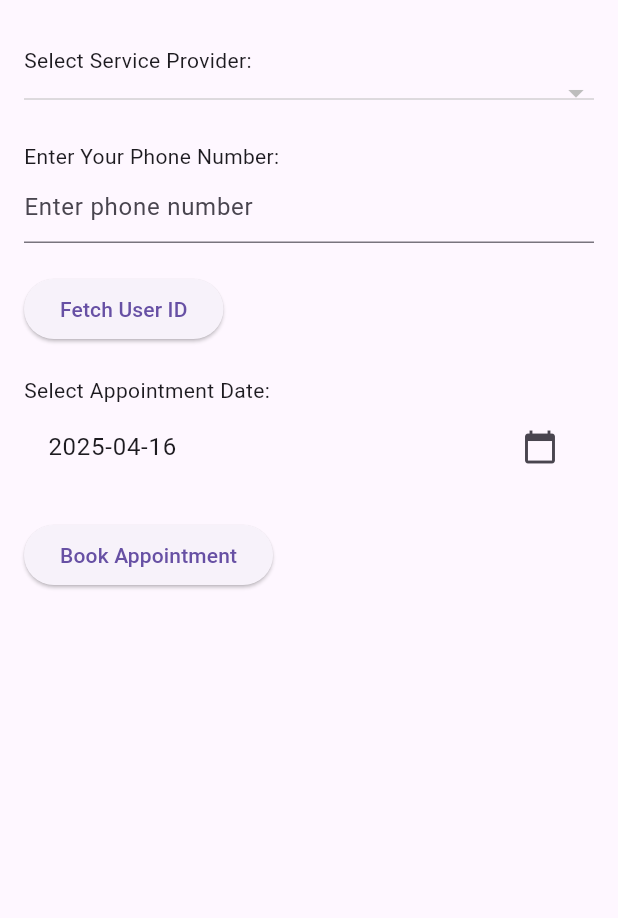
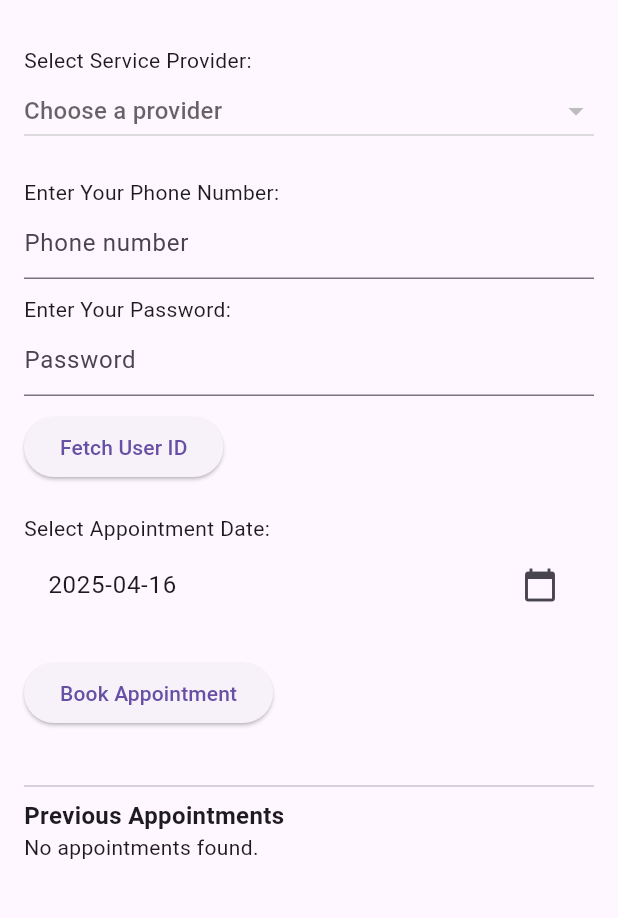
Before and after one commit to kofiobuomagyare/booking_flutter, a Flutter app: the BookingScreen screen opened directly, after a tap on "Fetch User ID", on a phone screen of 412 x 824 dp, the part 63-981 px from its top. Run offline on Flutter 3.47's test engine with Material 3 defaults, Android fonts, the phone set to English and light mode, and no system bars; our stand-ins replace device_info_plus, flutter_screenutil, geocoding, geolocator, google_maps_flutter, hugeicons and 3 more; accounts and stored records are empty; network calls fail.

Commit message:
Refactor booking and profile screens; enhance user authentication and appointment management
- Updated BookingScreen to include password input for user authentication.
- Modified fetchUserId method to validate user credentials using phone number and password.
- Added functionality to fetch user appointments and display them in a list.
- Refactored ProfilePage to include a login form for user authentication.
- Implemented user login logic and profile fetching based on user ID.
- Improved error handling and user feedback through SnackBars.
- Updated service provider fetching URLs in SearchScreen.
- Added dispose method in SplashScreen to clean up resources.

```diff
--- a/lib/Screens/booking.dart
+++ b/lib/Screens/booking.dart
@@ -1,5 +1,3 @@
-// ignore_for_file: use_super_parameters, library_private_types_in_public_api
-
 import 'dart:convert';
 import 'package:flutter/material.dart';
 import 'package:http/http.dart' as http;
@@ -7,7 +5,6 @@ import 'package:http/http.dart' as http;
 class BookingScreen extends StatefulWidget {
   final String token;
 
-  // Constructor that accepts the token
   const BookingScreen({Key? key, required this.token}) : super(key: key);
 
   @override
@@ -20,10 +17,20 @@ class _BookingScreenState extends State<BookingScreen> {
   String userId = '';
   DateTime selectedDate = DateTime.now();
   String phoneNumber = '';
+  String password = '';
+  List<dynamic> userAppointments = [];
+
+  @override
+  void initState() {
+    super.initState();
+    fetchServiceProviders();
+  }
 
   // Fetch all service providers
   Future<void> fetchServiceProviders() async {
-    final response = await http.get(Uri.parse('https://salty-citadel-42862-262ec2972a46.herokuapp.com/api/providers/all'));
+    final response = await http.get(Uri.parse(
+        'https://salty-citadel-42862-262ec2972a46.herokuapp.com/api/providers/all'));
+
     if (response.statusCode == 200 || response.statusCode == 201) {
       setState(() {
         serviceProviders = json.decode(response.body);
@@ -33,29 +40,34 @@ class _BookingScreenState extends State<BookingScreen> {
     }
   }
 
-  // Fetch user ID using the phone number
-  // Fetch user ID using the phone number
+  // Fetch user ID using phone and password
   Future<void> fetchUserId() async {
-  final response = await http.get(
-    Uri.parse('https://salty-citadel-42862-262ec2972a46.herokuapp.com/api/users/findUserIdByPhone?phone=$phoneNumber'),
-  );
-  if (response.statusCode == 200) {
-    final Map<String, dynamic> data = json.decode(response.body); // Decode the JSON response
+    final response = await http.get(Uri.parse(
+        'https://salty-citadel-42862-262ec2972a46.herokuapp.com/api/users/findUserIdByPhoneNumberAndPassword?phoneNumber=$phoneNumber&password=$password'));
+
+    if (response.statusCode == 200 || response.statusCode == 201) {
+      final data = json.decode(response.body);
       setState(() {
-      userId = data['user_id']; // Extract the 'user_id' from the response
+        userId = data['user_id'];
       });
+      ScaffoldMessenger.of(context)
+          .showSnackBar(SnackBar(content: Text('User ID fetched successfully')));
+      fetchUserAppointments();
     } else {
       setState(() {
         userId = '';
+        userAppointments = [];
       });
-    ScaffoldMessenger.of(context).showSnackBar(SnackBar(content: Text('User not found')));
+      ScaffoldMessenger.of(context)
+          .showSnackBar(SnackBar(content: Text('User not found')));
     }
   }
 
-  // Create an appointment
+  // Book an appointment
   Future<void> createAppointment() async {
     if (userId.isEmpty) {
-      ScaffoldMessenger.of(context).showSnackBar(SnackBar(content: Text('Please enter a valid phone number')));
+      ScaffoldMessenger.of(context).showSnackBar(
+          SnackBar(content: Text('Please enter valid credentials')));
       return;
     }
 
@@ -67,37 +79,56 @@ Future<void> fetchUserId() async {
     };
 
     final response = await http.post(
-      Uri.parse('https://salty-citadel-42862-262ec2972a46.herokuapp.com/api/appointments/create'),
+      Uri.parse(
+          'https://salty-citadel-42862-262ec2972a46.herokuapp.com/api/appointments/create'),
       headers: {'Content-Type': 'application/json'},
       body: json.encode(appointment),
     );
 
-    if (response.statusCode == 200) {
-      ScaffoldMessenger.of(context).showSnackBar(SnackBar(content: Text('Appointment created successfully!')));
+    if (response.statusCode == 201 || response.statusCode == 200) {
+      ScaffoldMessenger.of(context).showSnackBar(
+          SnackBar(content: Text('Appointment created successfully')));
+      fetchUserAppointments(); // Refresh list
     } else {
-      ScaffoldMessenger.of(context).showSnackBar(SnackBar(content: Text('Failed to create appointment')));
+      ScaffoldMessenger.of(context).showSnackBar(
+          SnackBar(content: Text('Failed to create appointment')));
     }
   }
 
-  @override
-  void initState() {
-    super.initState();
-    fetchServiceProviders();
+  // Fetch all appointments by this user
+  Future<void> fetchUserAppointments() async {
+    final response = await http.get(
+      Uri.parse(
+          'https://salty-citadel-42862-262ec2972a46.herokuapp.com/api/appointments/all'),
+    );
+
+    if (response.statusCode == 200) {
+      List<dynamic> allAppointments = json.decode(response.body);
+      List<dynamic> filtered = allAppointments
+          .where((appt) => appt['user_id'].toString() == userId)
+          .toList();
+
+      setState(() {
+        userAppointments = filtered;
+      });
+    }
   }
 
   @override
   Widget build(BuildContext context) {
     return Scaffold(
       appBar: AppBar(title: Text('Booking')),
-      body: Padding(
-        padding: const EdgeInsets.all(16.0),
+      body: SingleChildScrollView(
+        padding: const EdgeInsets.all(16),
         child: Column(
           crossAxisAlignment: CrossAxisAlignment.start,
           children: [
             Text('Select Service Provider:'),
             DropdownButton<String>(
               isExpanded: true,
-              value: selectedServiceProviderId.isNotEmpty ? selectedServiceProviderId : null,
+              value:
+                  selectedServiceProviderId.isNotEmpty ? selectedServiceProviderId : null,
+              hint: Text("Choose a provider"),
               onChanged: (newValue) {
                 setState(() {
                   selectedServiceProviderId = newValue!;
@@ -114,14 +145,17 @@ Future<void> fetchUserId() async {
             Text('Enter Your Phone Number:'),
             TextField(
               keyboardType: TextInputType.phone,
-              onChanged: (value) {
-                setState(() {
-                  phoneNumber = value;
-                });
-              },
-              decoration: InputDecoration(hintText: 'Enter phone number'),
+              onChanged: (value) => phoneNumber = value,
+              decoration: InputDecoration(hintText: 'Phone number'),
             ),
-            SizedBox(height: 20),
+            SizedBox(height: 10),
+            Text('Enter Your Password:'),
+            TextField(
+              obscureText: true,
+              onChanged: (value) => password = value,
+              decoration: InputDecoration(hintText: 'Password'),
+            ),
+            SizedBox(height: 10),
             ElevatedButton(
               onPressed: fetchUserId,
               child: Text('Fetch User ID'),
@@ -132,16 +166,17 @@ Future<void> fetchUserId() async {
               title: Text("${selectedDate.toLocal()}".split(' ')[0]),
               trailing: Icon(Icons.calendar_today),
               onTap: () async {
-                final DateTime? picked = await showDatePicker(
+                final picked = await showDatePicker(
                   context: context,
                   initialDate: selectedDate,
-                  firstDate: DateTime(2000),
+                  firstDate: DateTime.now(),
                   lastDate: DateTime(2101),
                 );
-                if (picked != null && picked != selectedDate)
+                if (picked != null && picked != selectedDate) {
                   setState(() {
                     selectedDate = picked;
                   });
+                }
               },
             ),
             SizedBox(height: 20),
@@ -149,6 +184,28 @@ Future<void> fetchUserId() async {
               onPressed: createAppointment,
               child: Text('Book Appointment'),
             ),
+            SizedBox(height: 30),
+            Divider(),
+            Text(
+              'Previous Appointments',
+              style: TextStyle(fontWeight: FontWeight.bold, fontSize: 16),
+            ),
+            userAppointments.isEmpty
+                ? Text('No appointments found.')
+                : ListView.builder(
+                    shrinkWrap: true,
+                    physics: NeverScrollableScrollPhysics(),
+                    itemCount: userAppointments.length,
+                    itemBuilder: (context, index) {
+                      final appt = userAppointments[index];
+                      return ListTile(
+                        leading: Icon(Icons.event_note),
+                        title: Text('Provider ID: ${appt['service_provider_id']}'),
+                        subtitle: Text(
+                            'Date: ${appt['appointmentDate']}\nStatus: ${appt['status']}'),
+                      );
+                    },
+                  ),
           ],
         ),
       ),
--- a/lib/Screens/search_page.dart
+++ b/lib/Screens/search_page.dart
@@ -59,8 +59,8 @@ class _SearchScreenState extends State<SearchScreen> {
   Future<void> fetchServiceProviders([String? category]) async {
     setState(() => _isLoading = true);
     final Uri url = category == null || category == 'All'
-        ? Uri.parse('https://salty-citadel-42862-262ec2972a46.herokuapp.com/api/service_providers/all') // adjust accordingly
-        : Uri.parse('https://salty-citadel-42862-262ec2972a46.herokuapp.com/api/service_providers/service_type?serviceTypes=$category');
+        ? Uri.parse('https://salty-citadel-42862-262ec2972a46.herokuapp.com/api/providers/all') // adjust accordingly
+        : Uri.parse('https://salty-citadel-42862-262ec2972a46.herokuapp.com/api/providers/service_type?serviceTypes=$category');
 
     try {
       final response = await http.get(url);
--- a/lib/Screens/splash_screen.dart
+++ b/lib/Screens/splash_screen.dart
@@ -40,6 +40,12 @@ class _SplashScreenState extends State<SplashScreen> with SingleTickerProviderSt
 
   }
 
+  @override
+  void dispose() {
+    _animationController.dispose();  // 🚨 This fixes the error
+    _navigationTimer?.cancel();      // Clean up timer too
+    super.dispose();
+  }
 
   @override
   Widget build(BuildContext context) {
```
Also changed, not shown: lib/Screens/profile_page.dart (+96 -40 lines), 8 other files. Lines whose indentation alone changed are shown as unchanged.
